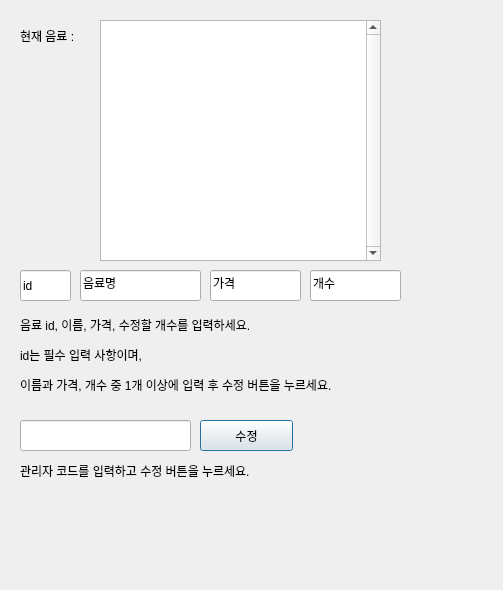
The window that 220510_vending 2/vendingsetting.ui (ven1ce-k03/python) describes before a commit, drawn with Qt 5.
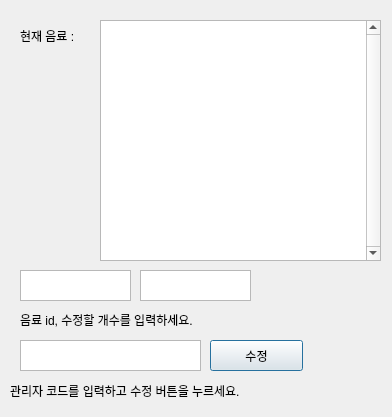
The same window after the commit.

```diff
--- a/220510_vending 2/vendingsetting.ui
+++ b/220510_vending 2/vendingsetting.ui
@@ -9,8 +9,8 @@
    <rect>
     <x>0</x>
     <y>0</y>
-    <width>503</width>
-    <height>590</height>
+    <width>392</width>
+    <height>417</height>
    </rect>
   </property>
   <property name="windowTitle">
@@ -35,8 +35,8 @@
   <widget class="QPushButton" name="editButton">
    <property name="geometry">
     <rect>
-     <x>200</x>
-     <y>420</y>
+     <x>210</x>
+     <y>340</y>
      <width>93</width>
      <height>31</height>
     </rect>
@@ -45,47 +45,24 @@
     <string>수정</string>
    </property>
   </widget>
-  <widget class="QLineEdit" name="amountEdit">
-   <property name="geometry">
-    <rect>
-     <x>310</x>
-     <y>270</y>
-     <width>91</width>
-     <height>31</height>
-    </rect>
-   </property>
-   <property name="text">
-    <string>개수</string>
-   </property>
-  </widget>
   <widget class="QLabel" name="drinkamoutEditLabel">
    <property name="geometry">
     <rect>
      <x>20</x>
      <y>310</y>
      <width>371</width>
-     <height>91</height>
+     <height>21</height>
     </rect>
    </property>
    <property name="text">
-    <string>&lt;html&gt;&lt;head/&gt;&lt;body&gt;&lt;p&gt;음료 id, 이름, 가격, 수정할 개수를 입력하세요.&lt;/p&gt;&lt;p&gt;id는 필수 입력 사항이며,&lt;/p&gt;&lt;p&gt;이름과 가격, 개수 중 1개 이상에 입력 후 수정 버튼을 누르세요.&lt;/p&gt;&lt;/body&gt;&lt;/html&gt;</string>
-   </property>
-  </widget>
-  <widget class="QLineEdit" name="passwordInput">
-   <property name="geometry">
-    <rect>
-     <x>20</x>
-     <y>420</y>
-     <width>171</width>
-     <height>31</height>
-    </rect>
+    <string>&lt;html&gt;&lt;head/&gt;&lt;body&gt;&lt;p&gt;음료 id,   수정할 개수를 입력하세요.&lt;/p&gt;&lt;/body&gt;&lt;/html&gt;</string>
    </property>
   </widget>
   <widget class="QLabel" name="pwdLabel">
    <property name="geometry">
     <rect>
-     <x>20</x>
-     <y>460</y>
+     <x>10</x>
+     <y>380</y>
      <width>371</width>
      <height>21</height>
     </rect>
@@ -94,19 +71,6 @@
     <string>관리자 코드를 입력하고 수정 버튼을 누르세요.</string>
    </property>
   </widget>
-  <widget class="QLineEdit" name="drinkEdit">
-   <property name="geometry">
-    <rect>
-     <x>20</x>
-     <y>270</y>
-     <width>51</width>
-     <height>31</height>
-    </rect>
-   </property>
-   <property name="text">
-    <string>id</string>
-   </property>
-  </widget>
   <widget class="QTextBrowser" name="currentDrink">
    <property name="geometry">
     <rect>
@@ -120,30 +84,43 @@
     <enum>Qt::ScrollBarAlwaysOn</enum>
    </property>
   </widget>
-  <widget class="QLineEdit" name="drinkEdit_2">
+  <widget class="QTextEdit" name="idEdit">
    <property name="geometry">
     <rect>
-     <x>80</x>
+     <x>20</x>
      <y>270</y>
-     <width>121</width>
+     <width>111</width>
      <height>31</height>
     </rect>
    </property>
-   <property name="text">
-    <string>음료명</string>
+   <property name="inputMethodHints">
+    <set>Qt::ImhDigitsOnly</set>
    </property>
   </widget>
-  <widget class="QLineEdit" name="amountEdit_2">
+  <widget class="QTextEdit" name="amountEdit">
    <property name="geometry">
     <rect>
-     <x>210</x>
+     <x>140</x>
      <y>270</y>
-     <width>91</width>
+     <width>111</width>
      <height>31</height>
     </rect>
    </property>
-   <property name="text">
-    <string>가격</string>
+   <property name="inputMethodHints">
+    <set>Qt::ImhDigitsOnly</set>
+   </property>
+  </widget>
+  <widget class="QTextEdit" name="adminCode">
+   <property name="geometry">
+    <rect>
+     <x>20</x>
+     <y>340</y>
+     <width>181</width>
+     <height>31</height>
+    </rect>
+   </property>
+   <property name="inputMethodHints">
+    <set>Qt::ImhNone</set>
    </property>
   </widget>
  </widget>
```
